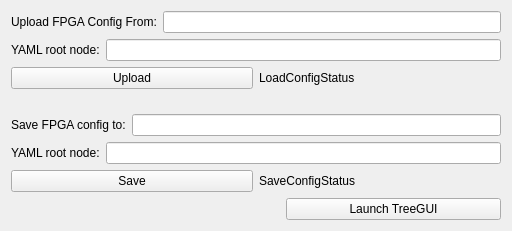
Qt form blenApp/ui/fpga_config.ui (slaclab/BunchLengthMonitor) before a commit.
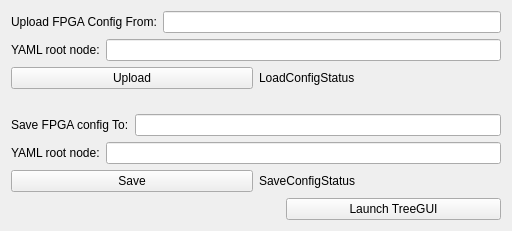
The same form after that commit. Custom widgets are drawn as their Qt base class.

Commit message: Updated the PyDM Screens: Moved "expert" level buttons into an overall engineering screen. Uses tabs with PyDM Embedded displays to give engineers access to calibration-related displays and FPGA and timing related displays.

What changed in the file:
```diff
--- a/blenApp/ui/fpga_config.ui
+++ b/blenApp/ui/fpga_config.ui
@@ -129,8 +129,8 @@
      </property>
      <property name="sizeHint" stdset="0">
       <size>
-       <width>20</width>
-       <height>40</height>
+       <width>17</width>
+       <height>11</height>
       </size>
      </property>
     </spacer>
@@ -146,7 +146,7 @@
         <string/>
        </property>
        <property name="text">
-        <string>Save FPGA config to:</string>
+        <string>Save FPGA config To:</string>
        </property>
       </widget>
      </item>
```
The commit also changes 2 other files.
